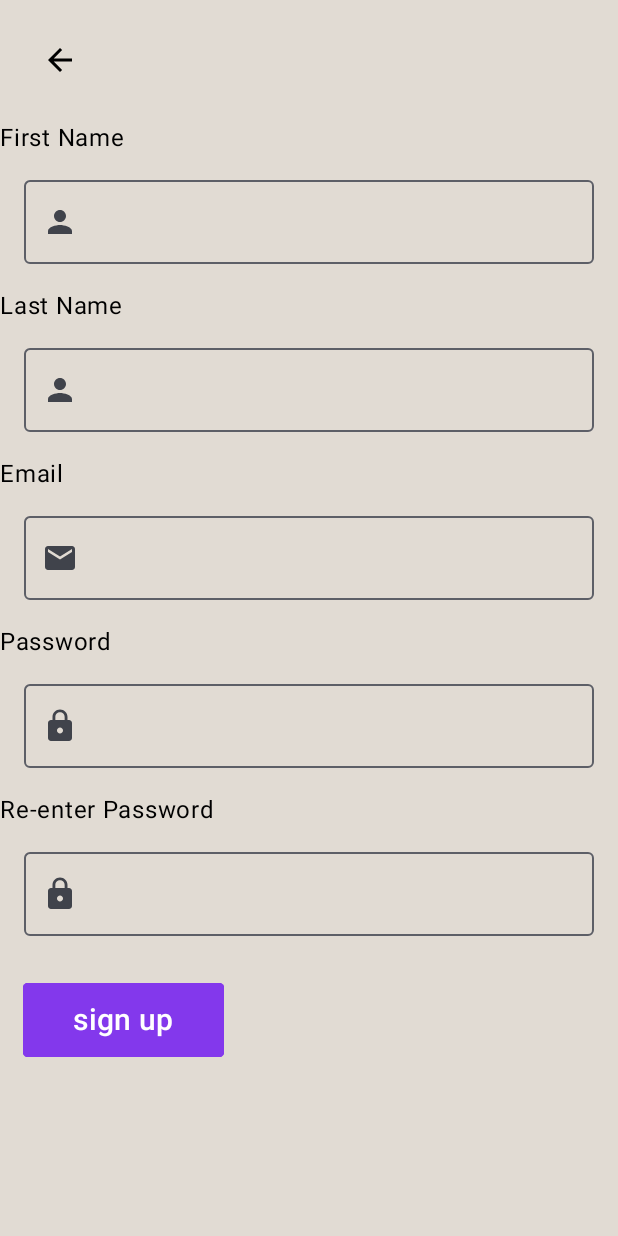
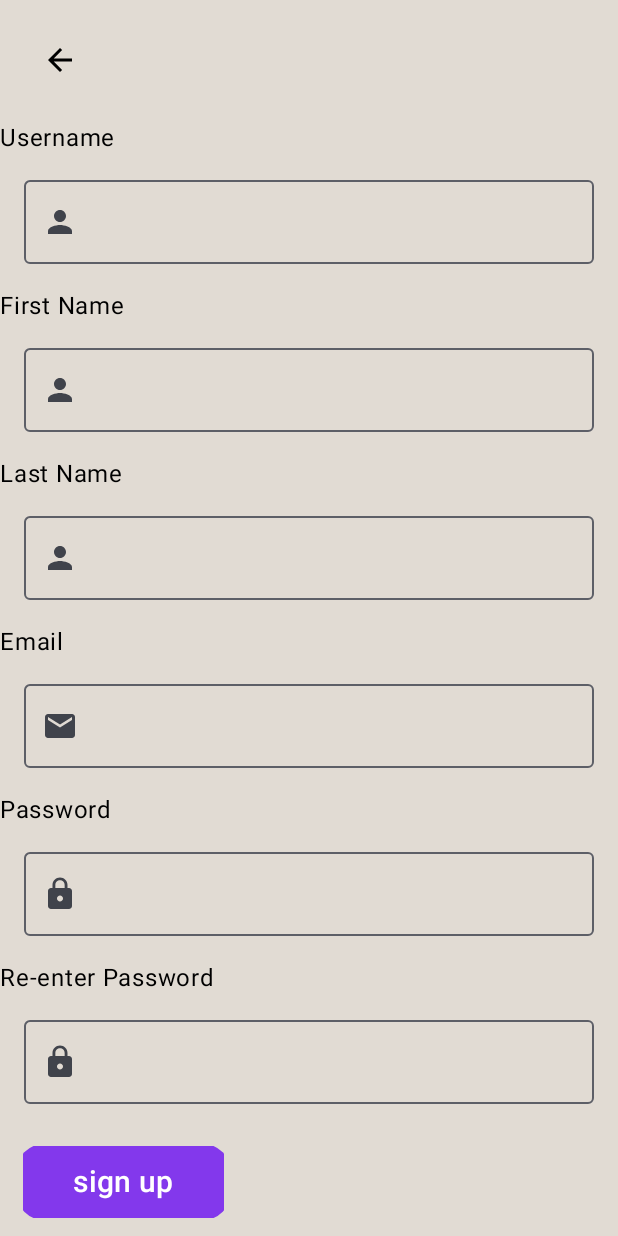
Before and after one commit to sanjaynarasimha/CalmWave, an Android app built with Jetpack Compose: the screen it shows after launch (MainActivity), after a tap on "Sign Up", on a phone screen of 412 x 824 dp. Run offline under Robolectric (Android 15) with nearby library versions, the phone set to English and light mode, and no system bars.

Commit message:
3rd commit

```diff
--- a/app/build.gradle.kts
+++ b/app/build.gradle.kts
@@ -52,6 +52,7 @@ android {
 dependencies {
 
     implementation("androidx.core:core-ktx:1.12.0")
+
     implementation("androidx.lifecycle:lifecycle-runtime-ktx:2.7.0")
     implementation("androidx.activity:activity-compose:1.8.2")
     implementation(platform("androidx.compose:compose-bom:2023.08.00"))
@@ -60,6 +61,8 @@ dependencies {
     implementation("androidx.compose.ui:ui-tooling-preview")
     implementation("androidx.compose.material3:material3")
     implementation("androidx.navigation:navigation-compose:2.7.7")
+    implementation("com.google.firebase:firebase-firestore-ktx:24.10.2")
+    implementation("com.google.firebase:firebase-auth-ktx:22.3.1")
     testImplementation("junit:junit:4.13.2")
     androidTestImplementation("androidx.test.ext:junit:1.1.5")
     androidTestImplementation("androidx.test.espresso:espresso-core:3.5.1")
--- a/app/src/main/AndroidManifest.xml
+++ b/app/src/main/AndroidManifest.xml
@@ -1,12 +1,14 @@
 <?xml version="1.0" encoding="utf-8"?>
 <manifest xmlns:android="http://schemas.android.com/apk/res/android"
     xmlns:tools="http://schemas.android.com/tools">
+
+    <uses-permission android:name="android.permission.INTERNET" />
 
     <application
         android:allowBackup="true"
         android:dataExtractionRules="@xml/data_extraction_rules"
         android:fullBackupContent="@xml/backup_rules"
-        android:icon="@mipmap/ic_launcher"
+        android:icon="@drawable/iconf"
         android:label="@string/app_name"
         android:roundIcon="@mipmap/ic_launcher_round"
         android:supportsRtl="true"
--- a/app/src/main/java/com/example/calmwave/MyApp.kt
+++ b/app/src/main/java/com/example/calmwave/MyApp.kt
@@ -4,9 +4,13 @@ import androidx.compose.runtime.Composable
 import androidx.navigation.compose.NavHost
 import androidx.navigation.compose.composable
 import androidx.navigation.compose.rememberNavController
-import com.example.calmwave.screens.*
+import com.example.calmwave.screens.Community
+import com.example.calmwave.screens.Forgotpassword
+import com.example.calmwave.screens.Listofcommunities
+import com.example.calmwave.screens.Profile
+import com.example.calmwave.screens.Signup
+import com.example.calmwave.screens.Volunteer
 import com.example.calmwave.screens.homescreen
-import com.example.calmwave.screens.*
 
 @Composable
 fun MyApp() {
@@ -28,9 +32,14 @@ fun MyApp() {
         composable("Listofcommunities") {
             Listofcommunities(navController)
         }
-        composable("Comm") {
-            Comm(navController)
+        composable("Profile") {
+            Profile(navController)
         }
+        composable("Volunteer") {
+            Volunteer(navController)
+        }
+
+
 
 
     }
--- a/app/src/main/java/com/example/calmwave/screens/homepage.kt
+++ b/app/src/main/java/com/example/calmwave/screens/homepage.kt
@@ -22,14 +22,11 @@ import androidx.compose.runtime.Composable
 import androidx.compose.runtime.getValue
 import androidx.compose.runtime.mutableStateOf
 import androidx.compose.runtime.remember
-import androidx.compose.runtime.rememberCoroutineScope
-import androidx.compose.runtime.rememberUpdatedState
 import androidx.compose.runtime.setValue
 import androidx.compose.ui.Alignment
 import androidx.compose.ui.Modifier
 import androidx.compose.ui.draw.clip
 import androidx.compose.ui.graphics.Color
-import androidx.compose.ui.layout.ContentScale
 import androidx.compose.ui.res.painterResource
 import androidx.compose.ui.text.input.KeyboardType
 import androidx.compose.ui.text.input.PasswordVisualTransformation
@@ -41,7 +38,7 @@ import com.example.calmwave.R
 @Composable
 fun homescreen(navController: NavHostController) {
     // Use remember to create mutable state variables for the text fields
-    val logoImage = painterResource(id = R.drawable.logo)
+    val logoImage = painterResource(id = R.drawable.logogirl)
     var usernameState by remember { mutableStateOf("") }
     var passwordState by remember { mutableStateOf("") }
 
@@ -57,8 +54,8 @@ fun homescreen(navController: NavHostController) {
             painter = logoImage,
             contentDescription = null, // Set a proper content description
             modifier = Modifier
-                .width(300.dp)
-                .height(150.dp)
+                .width(400.dp)
+                .height(300.dp)
                 .padding(10.dp)
         )
 
--- a/app/src/main/java/com/example/calmwave/screens/signup.kt
+++ b/app/src/main/java/com/example/calmwave/screens/signup.kt
@@ -1,5 +1,6 @@
 package com.example.calmwave.screens
 
+import androidx.compose.foundation.Image
 import androidx.compose.foundation.background
 import androidx.compose.foundation.layout.Arrangement
 import androidx.compose.foundation.layout.Box
@@ -19,12 +20,8 @@ import androidx.compose.material3.Button
 import androidx.compose.material3.ButtonDefaults
 import androidx.compose.material3.Icon
 import androidx.compose.material3.IconButton
-import androidx.compose.material3.MaterialTheme
 import androidx.compose.material3.OutlinedTextField
-import androidx.compose.material3.Surface
 import androidx.compose.material3.Text
-import androidx.compose.material3.TextField
-import androidx.compose.material3.TextFieldDefaults
 import androidx.compose.runtime.Composable
 import androidx.compose.runtime.getValue
 import androidx.compose.runtime.mutableStateOf
@@ -34,19 +31,30 @@ import androidx.compose.ui.Alignment
 import androidx.compose.ui.Modifier
 import androidx.compose.ui.draw.clip
 import androidx.compose.ui.graphics.Color
-import androidx.compose.ui.platform.LocalContext
+import androidx.compose.ui.layout.ContentScale
+import androidx.compose.ui.res.painterResource
 import androidx.compose.ui.text.input.ImeAction
 import androidx.compose.ui.unit.dp
 import androidx.compose.ui.unit.sp
 import androidx.navigation.NavHostController
+import com.example.calmwave.R
 
 @Composable
 fun Signup(navController: NavHostController) {
+    var username by remember { mutableStateOf("") }
     var firstname by remember { mutableStateOf("") }
     var lastname by remember { mutableStateOf("") }
     var signup_emailstate by remember { mutableStateOf("") }
     var signup_passwordState by remember { mutableStateOf("") }
     var  signup_repasswordState by remember { mutableStateOf("") }
+
+    Column {
+        Image(
+            painter = painterResource(id = R.drawable.logogirltransp), contentDescription = null,
+            contentScale = ContentScale.Crop,
+            modifier = Modifier.fillMaxSize()
+        )
+    }
 
 
         Column(
@@ -62,6 +70,28 @@ fun Signup(navController: NavHostController) {
             ) {
                 Icon(imageVector = Icons.Default.ArrowBack, contentDescription = "Back")
             }
+            Text("Username")
+            OutlinedTextField(
+                value = username,
+                onValueChange = {
+                    if (it.length <= 16) {
+                        username = it
+                    }
+                },
+                modifier = Modifier
+                    .fillMaxWidth()
+                    .padding(16.dp),
+                singleLine = true,
+                keyboardOptions = KeyboardOptions.Default.copy(
+                    imeAction = ImeAction.Next
+                ),
+                leadingIcon = {
+                    Icon(
+                        imageVector = Icons.Default.Person,
+                        contentDescription = null
+                    )
+                }
+            )
 
             // First Name TextField
             Text("First Name")
```
Also changed, not shown: app/src/main/java/com/example/calmwave/screens/comm.kt (deleted, +0 -48 lines), app/src/main/java/com/example/calmwave/screens/community.kt (+10 -7 lines), app/src/main/java/com/example/calmwave/screens/forgotpassword.kt (+13 -13 lines), app/src/main/java/com/example/calmwave/screens/listofcommunities.kt (+30 -12 lines), app/src/main/java/com/example/calmwave/screens/music.kt (added, +135 -0 lines), app/src/main/java/com/example/calmwave/screens/profile.kt (added, +109 -0 lines), app/src/main/java/com/example/calmwave/screens/volunteer.kt (added, +59 -0 lines), app/src/main/res/drawable/iconf.jpeg (added), app/src/main/res/drawable/logoboy.png (added), app/src/main/res/drawable/logogirl.png (added), app/src/main/res/drawable/logogirltransp.png (added).
